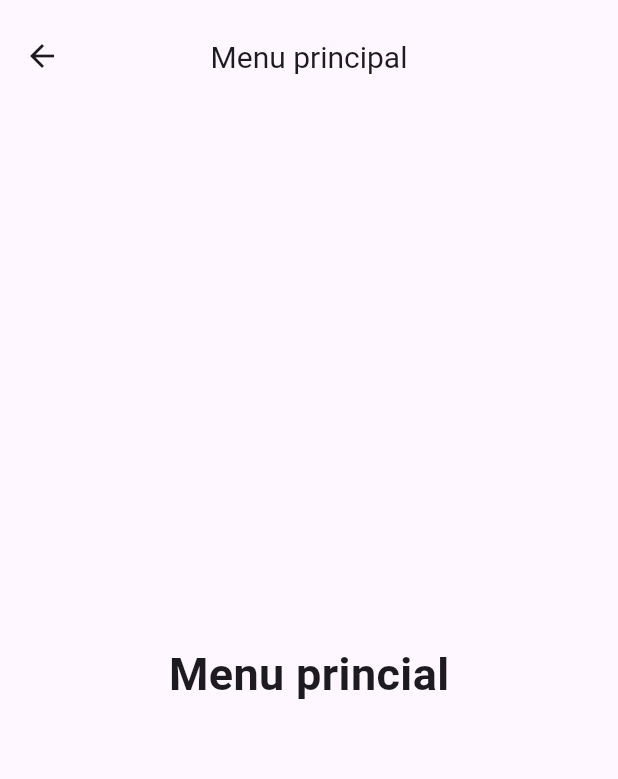
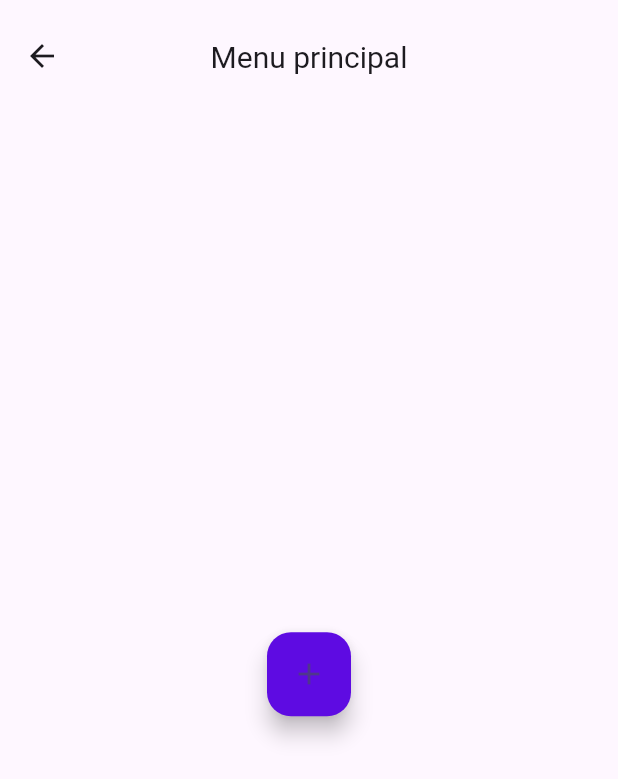
Before and after one commit to TheYanVictor/LuxY, a Flutter app: the principal_view screen opened by its route, on a phone screen of 412 x 824 dp. Shown: the top 779 px of the screen. Run offline on Flutter 3.47's test engine with Material 3 defaults, Android fonts, the light colour scheme and no system bars; our stand-ins replace cloud_firestore, device_preview, firebase_auth, firebase_core, google_fonts; missing offline and left inert: dart:ui_web; accounts and stored records are empty; network calls fail.

Commit message:
Botao centralizado

```diff
--- /dev/null
+++ b/luxy_flutter_code/devtools_options.yaml
@@ -0,0 +1 @@
+extensions:
--- a/luxy_flutter_code/lib/view/principal_view.dart
+++ b/luxy_flutter_code/lib/view/principal_view.dart
@@ -30,11 +30,25 @@ class _principal_viewState extends State<principal_view> {
           ),
         ),
       ),
-      body: const Center(
-        child: Text(
-          'Menu princial',
-          style: TextStyle(fontSize: 30, fontWeight: FontWeight.bold),
-        ),
+      body: Column(
+        mainAxisAlignment: MainAxisAlignment.center,
+        children: [
+          //Pop up no canto direito superior da tela para adicionar um novo grupo
+          Center(
+            child: FloatingActionButton(
+              backgroundColor: Color.fromARGB(255, 94, 11, 226),
+              onPressed: () {
+                showDialog(
+                  context: context,
+                  builder: (BuildContext context) {
+                    return Text('Abrir a camera');
+                  },
+                );
+              },
+              child: const Icon(Icons.add),
+            ),
+          ),
+        ],
       ),
     );
   }
```
Also changed, not shown: luxy_flutter_code/pubspec.lock.
